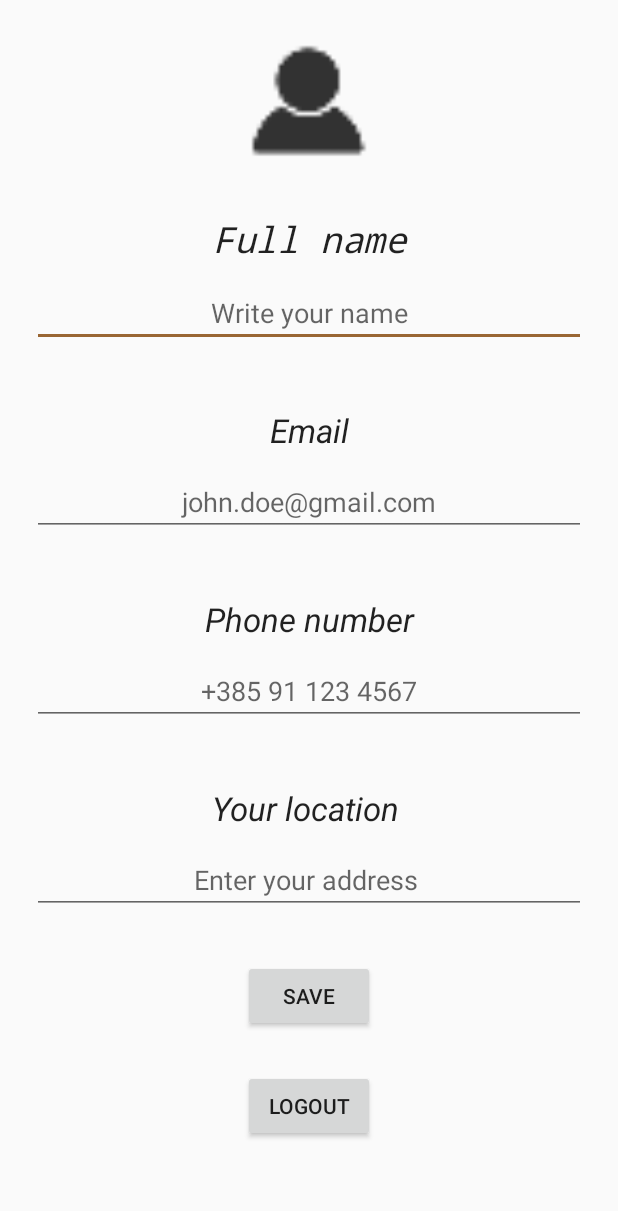
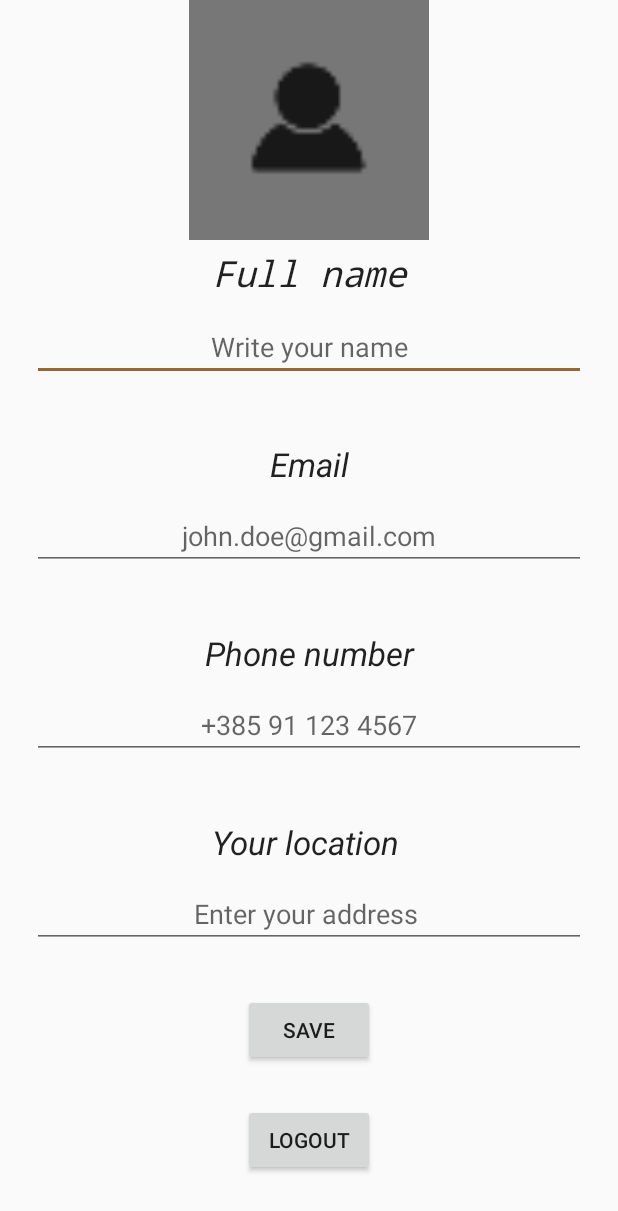
Before and after one commit to DamjanMiko/Capio, an Android app: the layout fragment_profile.xml on its own in the app's theme, with its tools: preview values and no code run, on a phone screen of 412 x 824 dp. Shown: the top 1211 px of the screen. Run offline under Robolectric (Android 15) with nearby library versions, the phone set to English and light mode, and no system bars.

Commit message:
comit prije pula

```diff
--- a/Capio/app/src/main/res/layout/fragment_profile.xml
+++ b/Capio/app/src/main/res/layout/fragment_profile.xml
@@ -15,9 +15,12 @@
 
     <ImageView
         android:id="@+id/imageView"
-        android:layout_width="144dp"
-        android:layout_height="137dp"
+        android:layout_width="160dp"
+        android:layout_height="160dp"
+        android:background="#777777"
         android:layout_gravity="center_horizontal"
+        android:src="@drawable/ic_profile"
+        android:padding="10dp"
         app:srcCompat="@drawable/ic_profile" />
 
 
```
